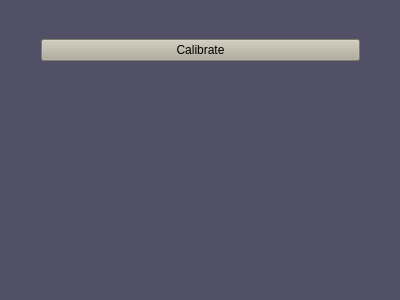
The window that SegmentationPreprocessor/mainwindow.ui (yudanaz/masterthesis) describes before a commit, drawn with Qt 5.
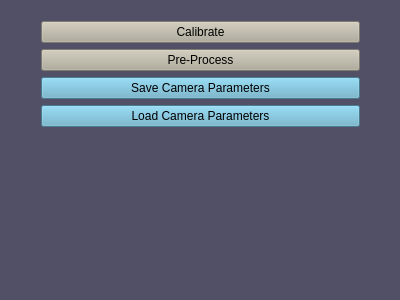
The same window after the commit.

```diff
--- a/SegmentationPreprocessor/mainwindow.ui
+++ b/SegmentationPreprocessor/mainwindow.ui
@@ -23,7 +23,7 @@
       <x>30</x>
       <y>10</y>
       <width>341</width>
-      <height>80</height>
+      <height>128</height>
      </rect>
     </property>
     <layout class="QVBoxLayout" name="verticalLayout">
@@ -37,6 +37,36 @@
        </property>
       </widget>
      </item>
+     <item>
+      <widget class="QPushButton" name="pushButton_preproc">
+       <property name="styleSheet">
+        <string notr="true">background-color: rgb(177, 172, 154);</string>
+       </property>
+       <property name="text">
+        <string>Pre-Process</string>
+       </property>
+      </widget>
+     </item>
+     <item>
+      <widget class="QPushButton" name="pushButton_save">
+       <property name="styleSheet">
+        <string notr="true">background-color: rgb(100, 172, 200);</string>
+       </property>
+       <property name="text">
+        <string>Save Camera Parameters</string>
+       </property>
+      </widget>
+     </item>
+     <item>
+      <widget class="QPushButton" name="pushButton_load">
+       <property name="styleSheet">
+        <string notr="true">background-color: rgb(100, 172, 200);</string>
+       </property>
+       <property name="text">
+        <string>Load Camera Parameters</string>
+       </property>
+      </widget>
+     </item>
     </layout>
    </widget>
   </widget>
```
Left out of the diff: 2 changed lines with no effect on the pictures.
